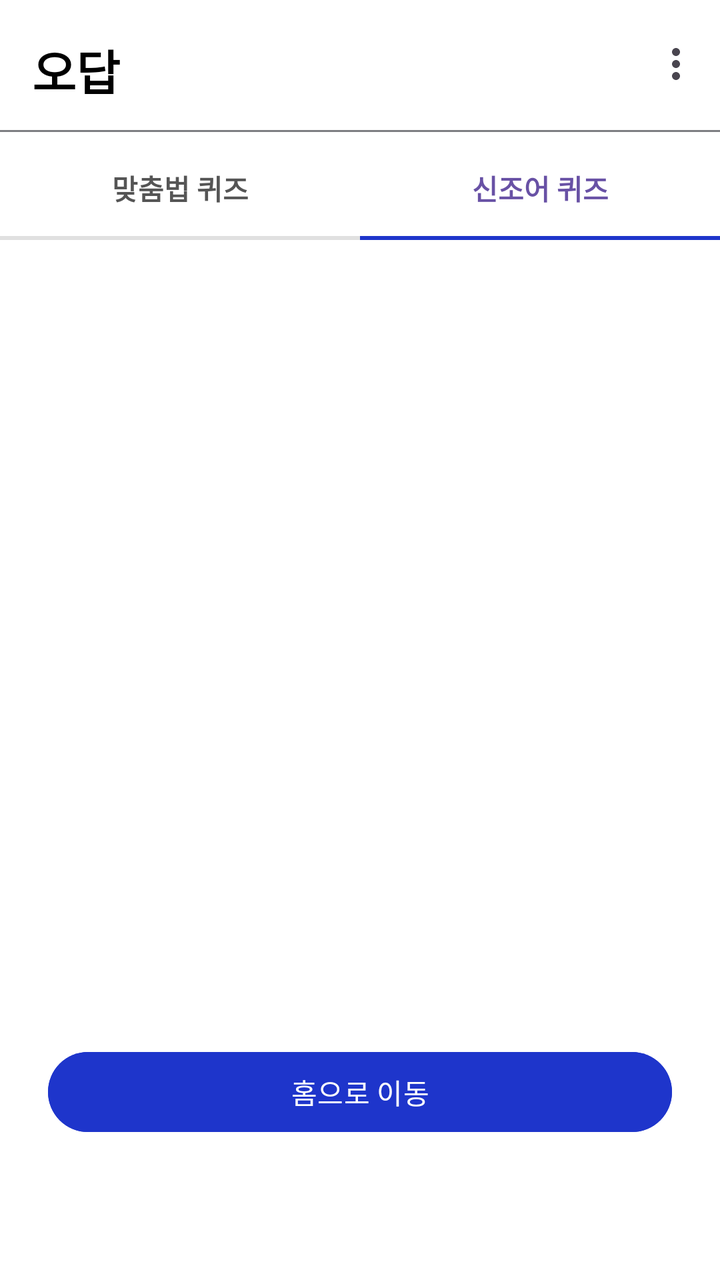
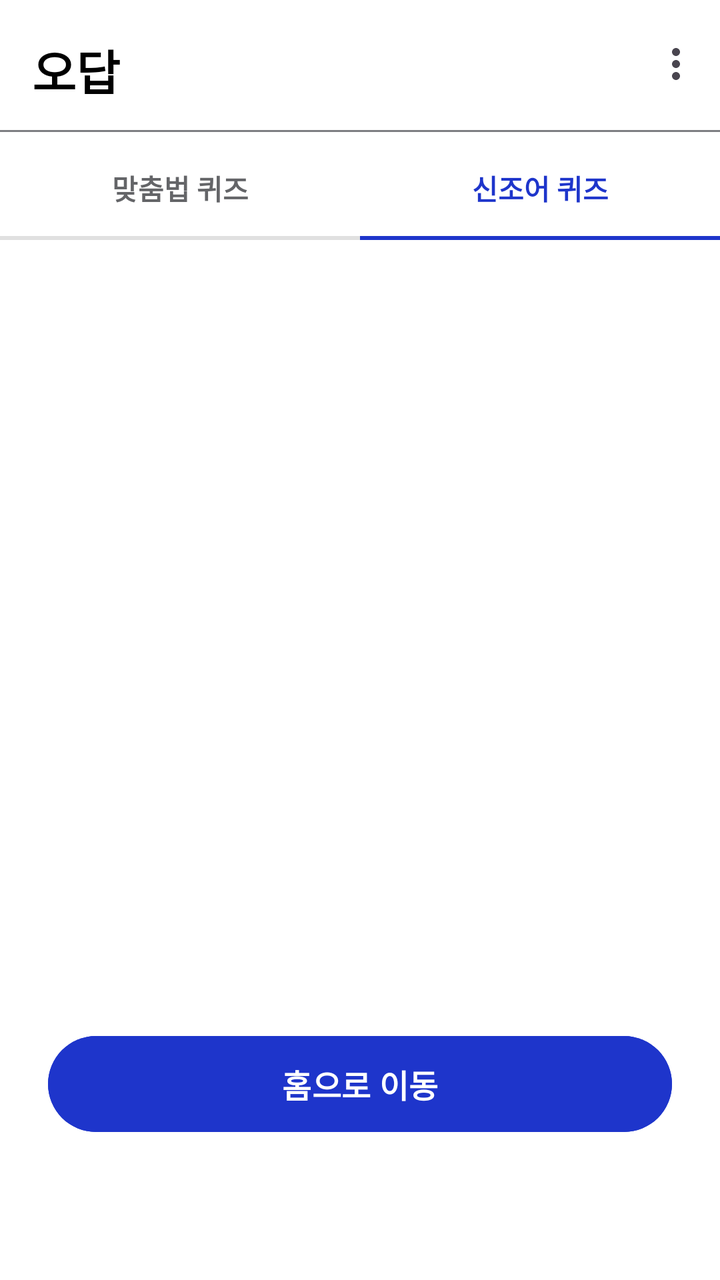

The first picture is an Android layout as it rendered before a commit; the second is the same layout after the commit. The layout source and the unified diff follow.
<!-- AndroidManifest.xml: application theme Theme.GURU2 -->
<!-- res/layout/activity_wrong_note.xml -->
<?xml version="1.0" encoding="utf-8"?>
<androidx.constraintlayout.widget.ConstraintLayout xmlns:android="http://schemas.android.com/apk/res/android"
    xmlns:app="http://schemas.android.com/apk/res-auto"
    android:id="@+id/mainLayout"
    android:layout_width="match_parent"
    android:layout_height="match_parent"
    android:background="#FFF">

    <com.google.android.material.appbar.MaterialToolbar
        android:id="@+id/toolbar"
        android:layout_width="0dp"
        android:layout_height="70dp"
        android:background="#FFF"
        app:title="오답"
        app:titleTextAppearance="@style/ToolbarTitleBold"
        app:menu="@menu/menu_main"
        app:titleTextColor="@android:color/black"
        app:layout_constraintTop_toTopOf="parent"
        app:layout_constraintStart_toStartOf="parent"
        app:layout_constraintEnd_toEndOf="parent"/>
    <View
        android:id="@+id/dividerLine"
        android:layout_width="match_parent"
        android:layout_height="1dp"
        android:layout_marginTop="65dp"
        android:background="#7D7E82"
        app:layout_constraintTop_toTopOf="parent" />


    <TextView
        android:id="@+id/btnGrammar"
        android:layout_width="0dp"
        android:layout_height="48dp"
        android:gravity="center"
        android:text="맞춤법 퀴즈"
        android:textColor="#555555"
        android:textStyle="bold"
        app:layout_constraintTop_toBottomOf="@id/toolbar"
        app:layout_constraintStart_toStartOf="parent"
        app:layout_constraintEnd_toStartOf="@+id/btnSlang" />

    <TextView
        android:id="@+id/btnSlang"
        android:layout_width="0dp"
        android:layout_height="48dp"
        android:gravity="center"
        android:text="신조어 퀴즈"
        android:textColor="#6851A5"
        android:textStyle="bold"
        app:layout_constraintTop_toBottomOf="@id/toolbar"
        app:layout_constraintStart_toEndOf="@id/btnGrammar"
        app:layout_constraintEnd_toEndOf="parent" />

    <View
        android:id="@+id/tabBaseLine"
        android:layout_width="match_parent"
        android:layout_height="2dp"
        android:background="#E0E0E0"
        app:layout_constraintTop_toBottomOf="@id/btnSlang" />

    <View
        android:id="@+id/tabIndicator"
        android:layout_width="0dp"
        android:layout_height="2dp"
        android:background="#1E35CB"
        app:layout_constraintTop_toBottomOf="@id/btnSlang"
        app:layout_constraintStart_toStartOf="@id/btnSlang"
        app:layout_constraintEnd_toEndOf="@id/btnSlang" />

    <androidx.viewpager2.widget.ViewPager2
        android:id="@+id/viewPager"
        android:layout_width="0dp"
        android:layout_height="0dp"
        android:background="@color/white"
        app:layout_constraintBottom_toTopOf="@id/btnGoHome"
        app:layout_constraintEnd_toEndOf="parent"
        app:layout_constraintStart_toStartOf="parent"
        app:layout_constraintTop_toBottomOf="@id/tabBaseLine" />


    <Button
        android:id="@+id/btnGoHome"
        android:layout_width="0dp"
        android:layout_height="48dp"
        android:layout_marginHorizontal="24dp"
        android:layout_marginStart="24dp"
        android:layout_marginEnd="24dp"
        android:layout_marginBottom="70dp"
        android:backgroundTint="#1E35CB"
        android:text="홈으로 이동"
        app:layout_constraintBottom_toBottomOf="parent"
        app:layout_constraintEnd_toEndOf="parent"
        app:layout_constraintStart_toStartOf="parent" />

</androidx.constraintlayout.widget.ConstraintLayout>
<!-- resources referenced by this layout -->
<resources>
  <color name="white">#FFFFFFFF</color>
  <style name="ToolbarTitleBold">
          <item name="android:textStyle">bold</item>
          <item name="android:textSize">24sp</item>
      </style>
  <style name="Theme.GURU2" parent="Base.Theme.GURU2" />
  <style name="Base.Theme.GURU2" parent="Theme.Material3.DayNight.NoActionBar">
  
          <item name="android:windowLightStatusBar">true</item>
  
          <item name="android:windowTranslucentStatus">false</item>
  
          <item name="popupMenuBackground">@android:color/transparent</item>
          <item name="android:itemBackground">#E9ECFF</item>
          
      </style>
</resources>

<!-- the commit's change to res/layout/activity_wrong_note.xml (unified diff, before → after) -->
@@ -33,11 +33,11 @@
         android:layout_height="48dp"
         android:gravity="center"
         android:text="맞춤법 퀴즈"
-        android:textColor="#555555"
+        android:textColor="@color/button_text_default"
         android:textStyle="bold"
-        app:layout_constraintTop_toBottomOf="@id/toolbar"
+        app:layout_constraintEnd_toStartOf="@+id/btnSlang"
         app:layout_constraintStart_toStartOf="parent"
-        app:layout_constraintEnd_toStartOf="@+id/btnSlang" />
+        app:layout_constraintTop_toBottomOf="@id/toolbar" />
 
     <TextView
         android:id="@+id/btnSlang"
@@ -45,11 +45,11 @@
         android:layout_height="48dp"
         android:gravity="center"
         android:text="신조어 퀴즈"
-        android:textColor="#6851A5"
+        android:textColor="@color/choice_text_selected"
         android:textStyle="bold"
-        app:layout_constraintTop_toBottomOf="@id/toolbar"
+        app:layout_constraintEnd_toEndOf="parent"
         app:layout_constraintStart_toEndOf="@id/btnGrammar"
-        app:layout_constraintEnd_toEndOf="parent" />
+        app:layout_constraintTop_toBottomOf="@id/toolbar" />
 
     <View
         android:id="@+id/tabBaseLine"
@@ -81,13 +81,16 @@
     <Button
         android:id="@+id/btnGoHome"
         android:layout_width="0dp"
-        android:layout_height="48dp"
+        android:layout_height="56dp"
         android:layout_marginHorizontal="24dp"
         android:layout_marginStart="24dp"
         android:layout_marginEnd="24dp"
         android:layout_marginBottom="70dp"
-        android:backgroundTint="#1E35CB"
+        android:backgroundTint="@color/confirm_active"
         android:text="홈으로 이동"
+        android:textColor="@color/white"
+        android:textSize="16sp"
+        android:textStyle="bold"
         app:layout_constraintBottom_toBottomOf="parent"
         app:layout_constraintEnd_toEndOf="parent"
         app:layout_constraintStart_toStartOf="parent" />
<!-- resource entries referenced after the edit -->
@@ -1,5 +1,8 @@
 <!-- resources referenced by this layout -->
 <resources>
+  <color name="button_text_default">#646568</color>
+  <color name="choice_text_selected">#1E35CB</color>
+  <color name="confirm_active">#1E35CB</color>
   <color name="white">#FFFFFFFF</color>
   <style name="ToolbarTitleBold">
           <item name="android:textStyle">bold</item>
